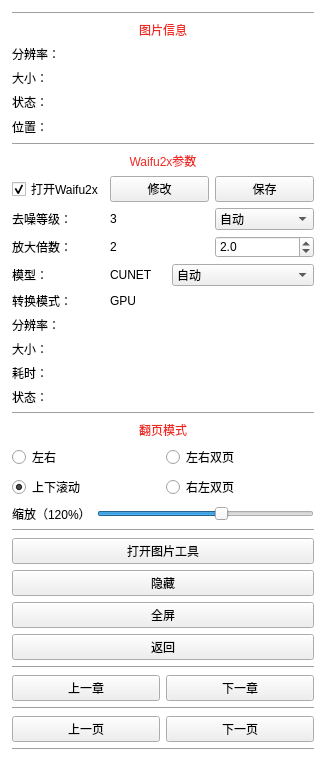
Old version of the form ui/readimg.ui in the repository tonquer/picacg-qt.
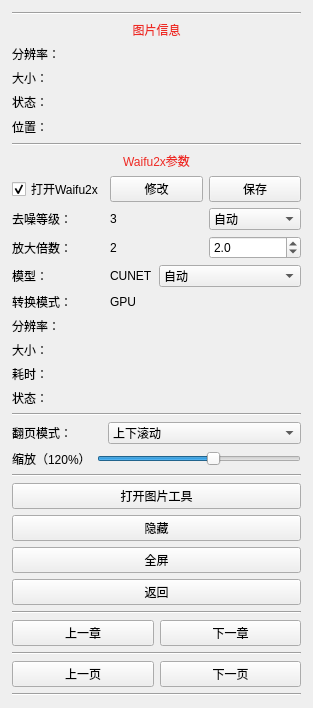
New version of the form.

Commit message: 看图模式保存设置，新增左右滚动模式

Diff of the .ui file:
```diff
--- a/ui/readimg.ui
+++ b/ui/readimg.ui
@@ -6,7 +6,7 @@
    <rect>
     <x>0</x>
     <y>0</y>
-    <width>326</width>
+    <width>299</width>
     <height>705</height>
    </rect>
   </property>
@@ -17,7 +17,7 @@
    <bool>false</bool>
   </property>
   <property name="styleSheet">
-   <string notr="true">#ReadImg{background-color:white;}</string>
+   <string notr="true"/>
   </property>
   <layout class="QGridLayout" name="gridLayout_2">
    <property name="leftMargin">
@@ -394,68 +394,58 @@
         </widget>
        </item>
        <item>
+        <layout class="QHBoxLayout" name="horizontalLayout_11">
+         <item>
         <widget class="QLabel" name="label_5">
+           <property name="maximumSize">
+            <size>
+             <width>90</width>
+             <height>16777215</height>
+            </size>
+           </property>
          <property name="styleSheet">
-          <string notr="true">color: #ee2a24</string>
+            <string notr="true"/>
          </property>
          <property name="text">
-          <string>翻页模式</string>
+            <string>翻页模式：</string>
          </property>
          <property name="alignment">
-          <set>Qt::AlignCenter</set>
+            <set>Qt::AlignLeading|Qt::AlignLeft|Qt::AlignVCenter</set>
          </property>
         </widget>
        </item>
        <item>
-        <layout class="QHBoxLayout" name="horizontalLayout_4">
+          <widget class="QComboBox" name="comboBox">
          <item>
-          <widget class="QRadioButton" name="radioButton">
+            <property name="text">
+             <string>上下滚动</string>
+            </property>
+           </item>
+           <item>
            <property name="text">
             <string>左右</string>
            </property>
-           <property name="checked">
-            <bool>false</bool>
-           </property>
-           <attribute name="buttonGroup">
-            <string notr="true">buttonGroup</string>
-           </attribute>
-          </widget>
          </item>
          <item>
-          <widget class="QRadioButton" name="radioButton_2">
            <property name="text">
             <string>左右双页</string>
            </property>
-           <attribute name="buttonGroup">
-            <string notr="true">buttonGroup</string>
-           </attribute>
-          </widget>
-         </item>
-        </layout>
-       </item>
+           </item>
        <item>
-        <layout class="QHBoxLayout" name="horizontalLayout_12">
-         <item>
-          <widget class="QRadioButton" name="radioButton_3">
-           <property name="text">
-            <string>上下滚动</string>
-           </property>
-           <property name="checked">
-            <bool>true</bool>
-           </property>
-           <attribute name="buttonGroup">
-            <string notr="true">buttonGroup</string>
-           </attribute>
-          </widget>
-         </item>
-         <item>
-          <widget class="QRadioButton" name="radioButton_4">
            <property name="text">
             <string>右左双页</string>
            </property>
-           <attribute name="buttonGroup">
-            <string notr="true">buttonGroup</string>
-           </attribute>
+           </item>
+           <item>
+            <property name="text">
+             <string>左右滚动</string>
+            </property>
+           </item>
+           <item>
+            <property name="text">
+             <string>右左滚动</string>
+            </property>
+           </item>
           </widget>
          </item>
         </layout>
```
Left out of the diff: 25 changed lines with no effect on the pictures. Lines whose indentation alone changed are shown as unchanged. The commit also changes 14 other files.
